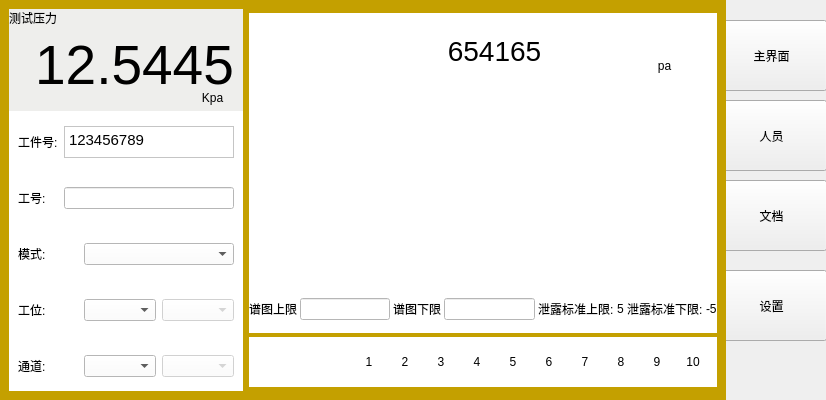
First picture: the form in formmain.ui, repository LEmbedder/widget-mcu, before the edit.
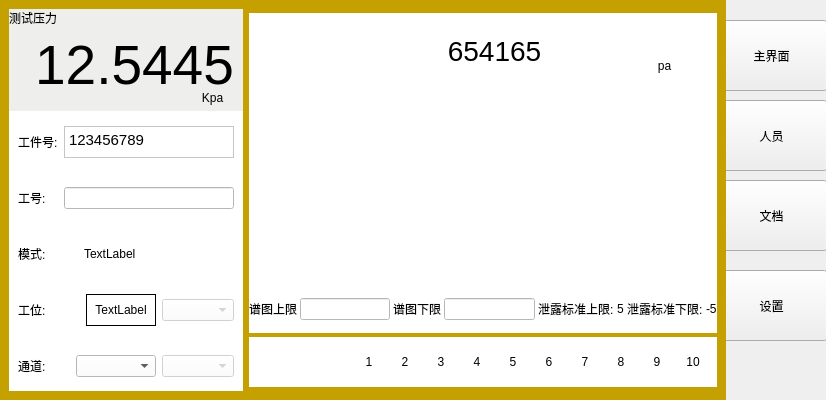
Second picture: the form after the edit.

The edit to the form file:
```diff
--- a/formmain.ui
+++ b/formmain.ui
@@ -282,190 +282,15 @@
                 </spacer>
                </item>
                <item>
-                <widget class="QComboBox" name="comboBoxModelSelect">
+                <widget class="QLabel" name="label_select_display">
                  <property name="minimumSize">
                   <size>
                    <width>150</width>
                    <height>0</height>
                   </size>
                  </property>
-                 <property name="palette">
-                  <palette>
-                   <active>
-                    <colorrole role="WindowText">
-                     <brush brushstyle="SolidPattern">
-                      <color alpha="255">
-                       <red>0</red>
-                       <green>0</green>
-                       <blue>0</blue>
-                      </color>
-                     </brush>
-                    </colorrole>
-                    <colorrole role="Button">
-                     <brush brushstyle="SolidPattern">
-                      <color alpha="255">
-                       <red>255</red>
-                       <green>255</green>
-                       <blue>255</blue>
-                      </color>
-                     </brush>
-                    </colorrole>
-                    <colorrole role="Text">
-                     <brush brushstyle="SolidPattern">
-                      <color alpha="255">
-                       <red>0</red>
-                       <green>0</green>
-                       <blue>0</blue>
-                      </color>
-                     </brush>
-                    </colorrole>
-                    <colorrole role="ButtonText">
-                     <brush brushstyle="SolidPattern">
-                      <color alpha="255">
-                       <red>0</red>
-                       <green>0</green>
-                       <blue>0</blue>
-                      </color>
-                     </brush>
-                    </colorrole>
-                    <colorrole role="Base">
-                     <brush brushstyle="SolidPattern">
-                      <color alpha="255">
-                       <red>255</red>
-                       <green>255</green>
-                       <blue>255</blue>
-                      </color>
-                     </brush>
-                    </colorrole>
-                    <colorrole role="Window">
-                     <brush brushstyle="SolidPattern">
-                      <color alpha="255">
-                       <red>255</red>
-                       <green>255</green>
-                       <blue>255</blue>
-                      </color>
-                     </brush>
-                    </colorrole>
-                   </active>
-                   <inactive>
-                    <colorrole role="WindowText">
-                     <brush brushstyle="SolidPattern">
-                      <color alpha="255">
-                       <red>0</red>
-                       <green>0</green>
-                       <blue>0</blue>
-                      </color>
-                     </brush>
-                    </colorrole>
-                    <colorrole role="Button">
-                     <brush brushstyle="SolidPattern">
-                      <color alpha="255">
-                       <red>255</red>
-                       <green>255</green>
-                       <blue>255</blue>
-                      </color>
-                     </brush>
-                    </colorrole>
-                    <colorrole role="Text">
-                     <brush brushstyle="SolidPattern">
-                      <color alpha="255">
-                       <red>0</red>
-                       <green>0</green>
-                       <blue>0</blue>
-                      </color>
-                     </brush>
-                    </colorrole>
-                    <colorrole role="ButtonText">
-                     <brush brushstyle="SolidPattern">
-                      <color alpha="255">
-                       <red>0</red>
-                       <green>0</green>
-                       <blue>0</blue>
-                      </color>
-                     </brush>
-                    </colorrole>
-                    <colorrole role="Base">
-                     <brush brushstyle="SolidPattern">
-                      <color alpha="255">
-                       <red>255</red>
-                       <green>255</green>
-                       <blue>255</blue>
-                      </color>
-                     </brush>
-                    </colorrole>
-                    <colorrole role="Window">
-                     <brush brushstyle="SolidPattern">
-                      <color alpha="255">
-                       <red>255</red>
-                       <green>255</green>
-                       <blue>255</blue>
-                      </color>
-                     </brush>
-                    </colorrole>
-                   </inactive>
-                   <disabled>
-                    <colorrole role="WindowText">
-                     <brush brushstyle="SolidPattern">
-                      <color alpha="255">
-                       <red>0</red>
-                       <green>0</green>
-                       <blue>0</blue>
-                      </color>
-                     </brush>
-                    </colorrole>
-                    <colorrole role="Button">
-                     <brush brushstyle="SolidPattern">
-                      <color alpha="255">
-                       <red>255</red>
-                       <green>255</green>
-                       <blue>255</blue>
-                      </color>
-                     </brush>
-                    </colorrole>
-                    <colorrole role="Text">
-                     <brush brushstyle="SolidPattern">
-                      <color alpha="255">
-                       <red>0</red>
-                       <green>0</green>
-                       <blue>0</blue>
-                      </color>
-                     </brush>
-                    </colorrole>
-                    <colorrole role="ButtonText">
-                     <brush brushstyle="SolidPattern">
-                      <color alpha="255">
-                       <red>0</red>
-                       <green>0</green>
-                       <blue>0</blue>
-                      </color>
-                     </brush>
-                    </colorrole>
-                    <colorrole role="Base">
-                     <brush brushstyle="SolidPattern">
-                      <color alpha="255">
-                       <red>255</red>
-                       <green>255</green>
-                       <blue>255</blue>
-                      </color>
-                     </brush>
-                    </colorrole>
-                    <colorrole role="Window">
-                     <brush brushstyle="SolidPattern">
-                      <color alpha="255">
-                       <red>255</red>
-                       <green>255</green>
-                       <blue>255</blue>
-                      </color>
-                     </brush>
-                    </colorrole>
-                   </disabled>
-                  </palette>
-                 </property>
-                 <property name="mouseTracking">
-                  <bool>true</bool>
-                 </property>
-                 <property name="styleSheet">
-                  <string notr="true">color: rgb(0, 0, 0);</string>
+                 <property name="text">
+                  <string>TextLabel</string>
                  </property>
                 </widget>
                </item>
@@ -480,6 +305,9 @@
                 <height>50</height>
                </size>
               </property>
+              <property name="styleSheet">
+               <string notr="true">background-color: rgb(255, 255, 255);</string>
+              </property>
               <layout class="QHBoxLayout" name="horizontalLayout_4">
                <property name="spacing">
                 <number>6</number>
@@ -517,7 +345,23 @@
                 </spacer>
                </item>
                <item>
-                <widget class="QComboBox" name="comboBox"/>
+                <widget class="QLabel" name="label_workspace_1">
+                 <property name="minimumSize">
+                  <size>
+                   <width>70</width>
+                   <height>0</height>
+                  </size>
+                 </property>
+                 <property name="frameShape">
+                  <enum>QFrame::Box</enum>
+                 </property>
+                 <property name="text">
+                  <string>TextLabel</string>
+                 </property>
+                 <property name="alignment">
+                  <set>Qt::AlignCenter</set>
+                 </property>
+                </widget>
                </item>
                <item>
                 <widget class="QComboBox" name="comboBox_2">
@@ -537,6 +381,100 @@
                 <height>50</height>
                </size>
               </property>
+              <property name="palette">
+               <palette>
+                <active>
+                 <colorrole role="Button">
+                  <brush brushstyle="SolidPattern">
+                   <color alpha="255">
+                    <red>255</red>
+                    <green>255</green>
+                    <blue>255</blue>
+                   </color>
+                  </brush>
+                 </colorrole>
+                 <colorrole role="Base">
+                  <brush brushstyle="SolidPattern">
+                   <color alpha="255">
+                    <red>255</red>
+                    <green>255</green>
+                    <blue>255</blue>
+                   </color>
+                  </brush>
+                 </colorrole>
+                 <colorrole role="Window">
+                  <brush brushstyle="SolidPattern">
+                   <color alpha="255">
+                    <red>255</red>
+                    <green>255</green>
+                    <blue>255</blue>
+                   </color>
+                  </brush>
+                 </colorrole>
+                </active>
+                <inactive>
+                 <colorrole role="Button">
+                  <brush brushstyle="SolidPattern">
+                   <color alpha="255">
+                    <red>255</red>
+                    <green>255</green>
+                    <blue>255</blue>
+                   </color>
+                  </brush>
+                 </colorrole>
+                 <colorrole role="Base">
+                  <brush brushstyle="SolidPattern">
+                   <color alpha="255">
+                    <red>255</red>
+                    <green>255</green>
+                    <blue>255</blue>
+                   </color>
+                  </brush>
+                 </colorrole>
+                 <colorrole role="Window">
+                  <brush brushstyle="SolidPattern">
+                   <color alpha="255">
+                    <red>255</red>
+                    <green>255</green>
+                    <blue>255</blue>
+                   </color>
+                  </brush>
+                 </colorrole>
+                </inactive>
+                <disabled>
+                 <colorrole role="Button">
+                  <brush brushstyle="SolidPattern">
+                   <color alpha="255">
+                    <red>255</red>
+                    <green>255</green>
+                    <blue>255</blue>
+                   </color>
+                  </brush>
+                 </colorrole>
+                 <colorrole role="Base">
+                  <brush brushstyle="SolidPattern">
+                   <color alpha="255">
+                    <red>255</red>
+                    <green>255</green>
+                    <blue>255</blue>
+                   </color>
+                  </brush>
+                 </colorrole>
+                 <colorrole role="Window">
+                  <brush brushstyle="SolidPattern">
+                   <color alpha="255">
+                    <red>255</red>
+                    <green>255</green>
+                    <blue>255</blue>
+                   </color>
+                  </brush>
+                 </colorrole>
+                </disabled>
+               </palette>
+              </property>
+              <property name="autoFillBackground">
+               <bool>false</bool>
+              </property>
               <layout class="QHBoxLayout" name="horizontalLayout_7">
                <item>
                 <widget class="QLabel" name="label_15">
@@ -559,7 +497,141 @@
                 </spacer>
                </item>
                <item>
-                <widget class="QComboBox" name="comboBox_3"/>
+                <widget class="QComboBox" name="comboBox_channel_number">
+                 <property name="minimumSize">
+                  <size>
+                   <width>80</width>
+                   <height>0</height>
+                  </size>
+                 </property>
+                 <property name="palette">
+                  <palette>
+                   <active>
+                    <colorrole role="Button">
+                     <brush brushstyle="SolidPattern">
+                      <color alpha="255">
+                       <red>255</red>
+                       <green>255</green>
+                       <blue>255</blue>
+                      </color>
+                     </brush>
+                    </colorrole>
+                    <colorrole role="Base">
+                     <brush brushstyle="SolidPattern">
+                      <color alpha="255">
+                       <red>255</red>
+                       <green>255</green>
+                       <blue>255</blue>
+                      </color>
+                     </brush>
+                    </colorrole>
+                    <colorrole role="Window">
+                     <brush brushstyle="SolidPattern">
+                      <color alpha="255">
+                       <red>255</red>
+                       <green>255</green>
+                       <blue>255</blue>
+                      </color>
+                     </brush>
+                    </colorrole>
+                    <colorrole role="Highlight">
+                     <brush brushstyle="SolidPattern">
+                      <color alpha="255">
+                       <red>52</red>
+                       <green>101</green>
+                       <blue>164</blue>
+                      </color>
+                     </brush>
+                    </colorrole>
+                   </active>
+                   <inactive>
+                    <colorrole role="Button">
+                     <brush brushstyle="SolidPattern">
+                      <color alpha="255">
+                       <red>255</red>
+                       <green>255</green>
+                       <blue>255</blue>
+                      </color>
+                     </brush>
+                    </colorrole>
+                    <colorrole role="Base">
+                     <brush brushstyle="SolidPattern">
+                      <color alpha="255">
+                       <red>255</red>
+                       <green>255</green>
+                       <blue>255</blue>
+                      </color>
+                     </brush>
+                    </colorrole>
+                    <colorrole role="Window">
+                     <brush brushstyle="SolidPattern">
+                      <color alpha="255">
+                       <red>255</red>
+                       <green>255</green>
+                       <blue>255</blue>
+                      </color>
+                     </brush>
+                    </colorrole>
+                    <colorrole role="Highlight">
+                     <brush brushstyle="SolidPattern">
+                      <color alpha="255">
+                       <red>52</red>
+                       <green>101</green>
+                       <blue>164</blue>
+                      </color>
+                     </brush>
+                    </colorrole>
+                   </inactive>
+                   <disabled>
+                    <colorrole role="Button">
+                     <brush brushstyle="SolidPattern">
+                      <color alpha="255">
+                       <red>255</red>
+                       <green>255</green>
+                       <blue>255</blue>
+                      </color>
+                     </brush>
+                    </colorrole>
+                    <colorrole role="Base">
+                     <brush brushstyle="SolidPattern">
+                      <color alpha="255">
+                       <red>255</red>
+                       <green>255</green>
+                       <blue>255</blue>
+                      </color>
+                     </brush>
+                    </colorrole>
+                    <colorrole role="Window">
+                     <brush brushstyle="SolidPattern">
+                      <color alpha="255">
+                       <red>255</red>
+                       <green>255</green>
+                       <blue>255</blue>
+                      </color>
+                     </brush>
+                    </colorrole>
+                    <colorrole role="Highlight">
+                     <brush brushstyle="SolidPattern">
+                      <color alpha="255">
+                       <red>52</red>
+                       <green>101</green>
+                       <blue>164</blue>
+                      </color>
+                     </brush>
+                    </colorrole>
+                   </disabled>
+                  </palette>
+                 </property>
+                 <property name="autoFillBackground">
+                  <bool>false</bool>
+                 </property>
+                 <property name="styleSheet">
+                  <string notr="true">selection-background-color: rgb(52, 101, 164);</string>
+                 </property>
+                 <property name="frame">
+                  <bool>true</bool>
+                 </property>
+                </widget>
                </item>
                <item>
                 <widget class="QComboBox" name="comboBox_4">
```
